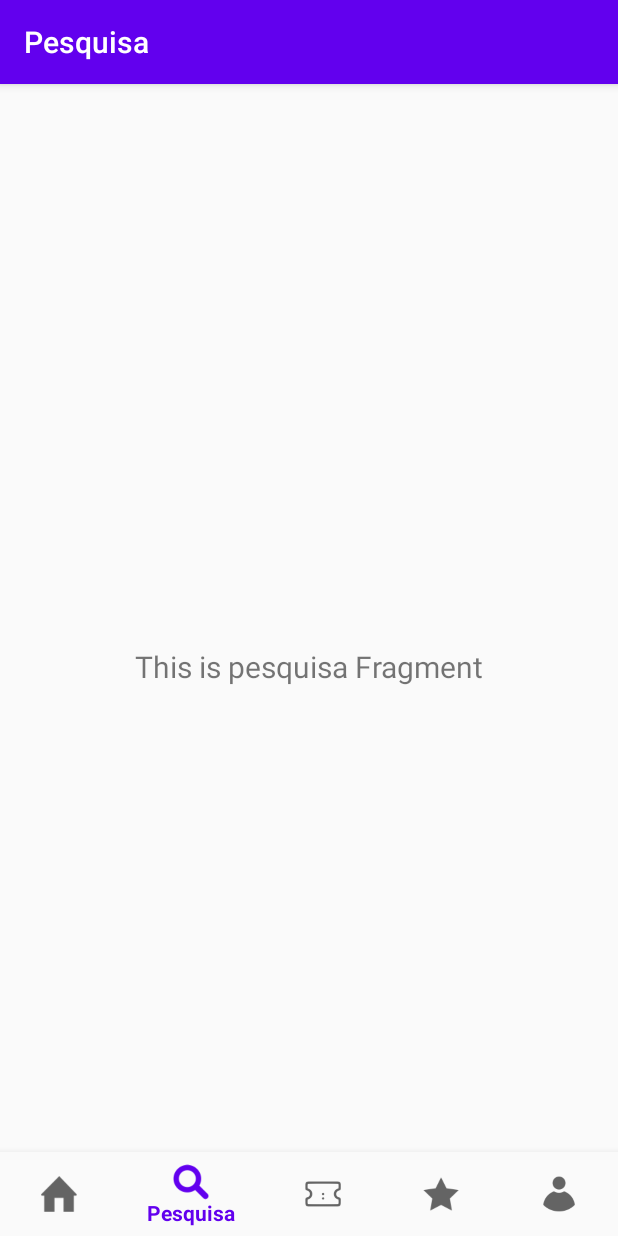
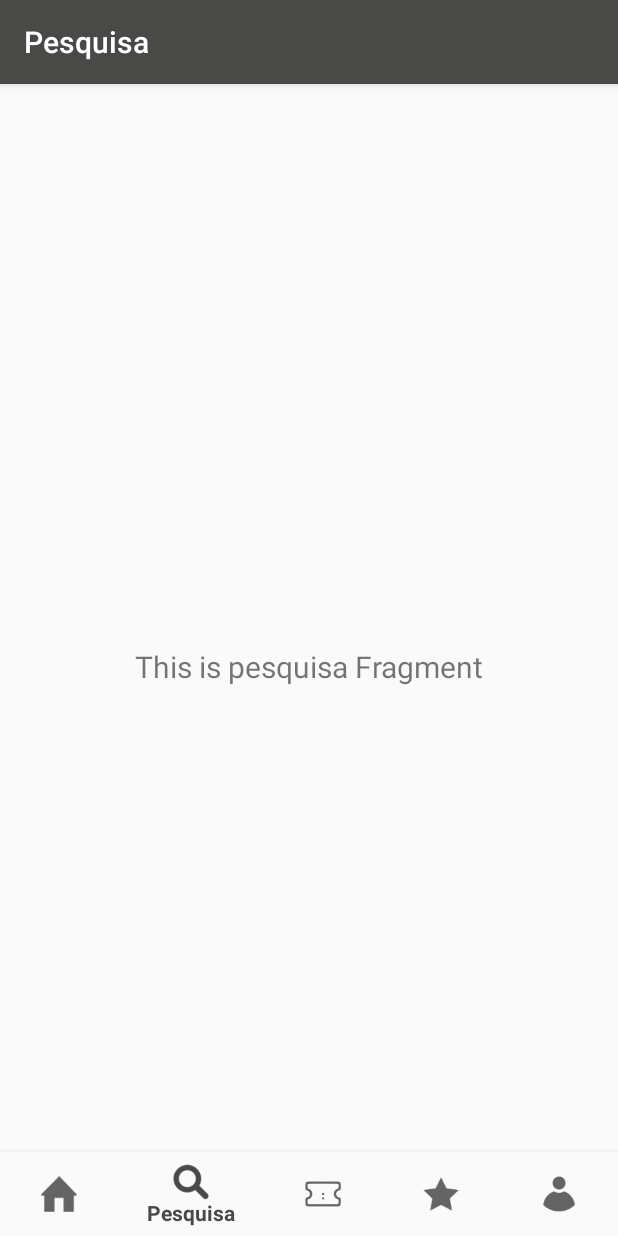
Before and after one commit to jeanmichael1993/testeProjeto, an Android app: the screen it shows after launch (MainActivity), item 2 of the bottom bar chosen, on a phone screen of 412 x 824 dp. Run offline under Robolectric (Android 15) with nearby library versions, the phone set to English and light mode, and no system bars; our stand-ins replace navigation-ui.

Commit message:
mudança da cor do mobile

```diff
--- a/app/src/main/res/values/styles.xml
+++ b/app/src/main/res/values/styles.xml
@@ -2,8 +2,8 @@
     <!-- Base application theme. -->
     <style name="AppTheme" parent="Theme.AppCompat.Light.DarkActionBar">
         <!-- Customize your theme here. -->
-        <item name="colorPrimary">@color/colorPrimary</item>
-        <item name="colorPrimaryDark">@color/colorPrimaryDark</item>
+        <item name="colorPrimary">#494947</item>
+        <item name="colorPrimaryDark">#494947</item>
         <item name="colorAccent">@color/colorAccent</item>
     </style>
 
```
